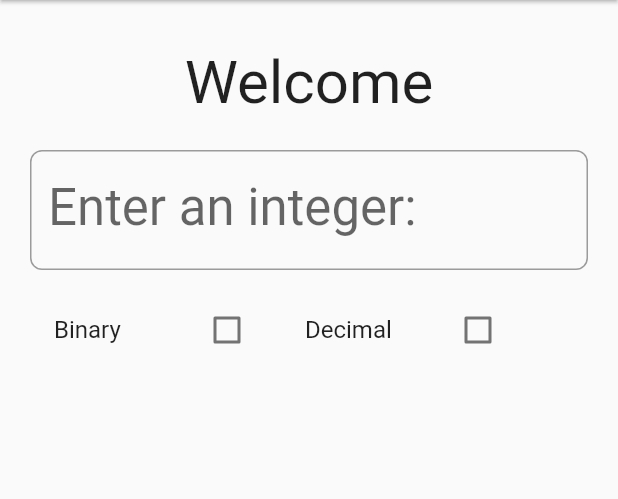
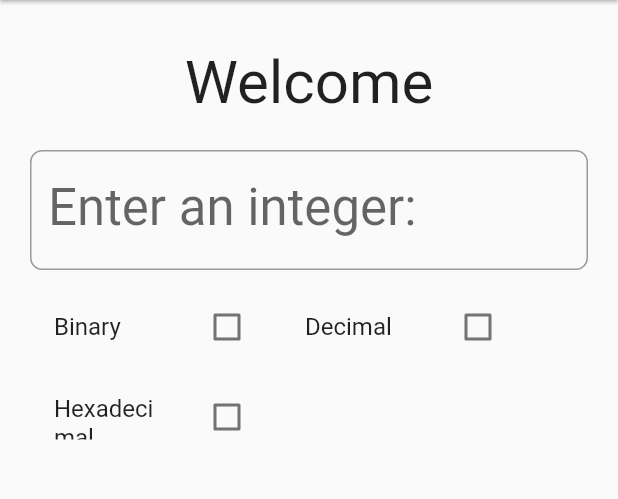
Before and after one commit to DanielBerrioB/numbers, a Flutter app: the screen it shows after launch, on a phone screen of 412 x 824 dp, the part 84-583 px from its top. Run offline on Flutter 3.47's test engine with Material 2 defaults, Android fonts, the phone set to English and light mode, and no system bars.

Commit message:
Hexadecimal added without other options

```diff
--- a/lib/parser.dart
+++ b/lib/parser.dart
@@ -11,13 +11,14 @@ class _Parser extends State<Parser> {
   //that verifies if the content is properly. Second check1 verifies
   //if the CheckBox1 has been selected at the same for check2.
   //check1 means binary and check2 means decimal
-  bool inputIsValid = true, check1 = false, check2 = false;
+  bool inputIsValid = true, check1 = false, check2 = false, check3 = false;
   String textAnswer = "";
 
   void check1Changed(bool value) {
     setState(() {
       check1 = true;
       check2 = false;
+      check3 = false;
     });
   }
 
@@ -25,9 +26,17 @@ class _Parser extends State<Parser> {
     setState(() {
       check2 = true;
       check1 = false;
+      check3 = false;
     });
   }
 
+  void check3Changed(bool value) {
+    setState(() {
+      check3 = true;
+      check1 = false;
+      check2 = false;
+    });
+  }
   //Here you can create a text field where the
   //number will be enter. At onSubmitted we are
   //going to execute the task depending of the
@@ -78,6 +87,10 @@ class _Parser extends State<Parser> {
                   textAnswer = newOperation.toDecimal();
                 });
               }
+            } else if (check3){
+              setState(() {
+                textAnswer = newOperation.toHexadecimal().toUpperCase();
+              });
             }
           } catch (e) {
             setState(() {
@@ -124,8 +137,8 @@ class _Parser extends State<Parser> {
           ),
 
           new Container(
-            padding: new EdgeInsets.only(left: 20.0, right: 20.0, top: 180.0),
-            height: 260.0,
+            padding: new EdgeInsets.only(left: 20.0, right: 20.0, top: 190.0),
+            height: 230.0,
             width: MediaQuery.of(context).size.width,
             child: new Row(
               children: <Widget>[
@@ -156,6 +169,25 @@ class _Parser extends State<Parser> {
           ),
           new Container(
             padding: new EdgeInsets.only(left: 20.0, right: 20.0, top: 250.0),
+            height: 280.0,
+            child: new Row(
+              children: <Widget>[
+                new Center(
+                  child: new Container(
+                    width: MediaQuery.of(context).size.width / 3 + 30,
+                    child: new CheckboxListTile(
+                      value: check3,
+                      onChanged: check3Changed,
+                      title: Text("Hexadecimal"),
+                      activeColor: Colors.lightBlue,
+                    ),
+                  ),
+                ),
+              ],
+            ),
+          ),
+          new Container(
+            padding: new EdgeInsets.only(left: 20.0, right: 20.0, top: 350.0),
             height: 390.0,
             child: new Center(
               child: new Text(
```
Also changed, not shown: lib/operation.dart (+7 -2 lines), pubspec.lock.
